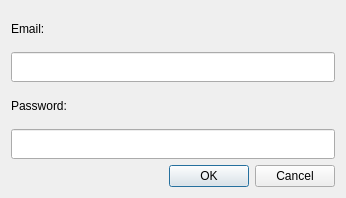
Old version of the form LDMP/gui/DlgSettingsLogin.ui in the repository ConservationInternational/trends.earth.
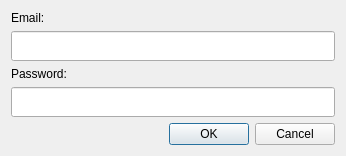
New version of the form.

Patch:
```diff
--- a/LDMP/gui/DlgSettingsLogin.ui
+++ b/LDMP/gui/DlgSettingsLogin.ui
@@ -7,7 +7,7 @@
     <x>0</x>
     <y>0</y>
     <width>346</width>
-    <height>198</height>
+    <height>151</height>
    </rect>
   </property>
   <property name="sizePolicy">
```
